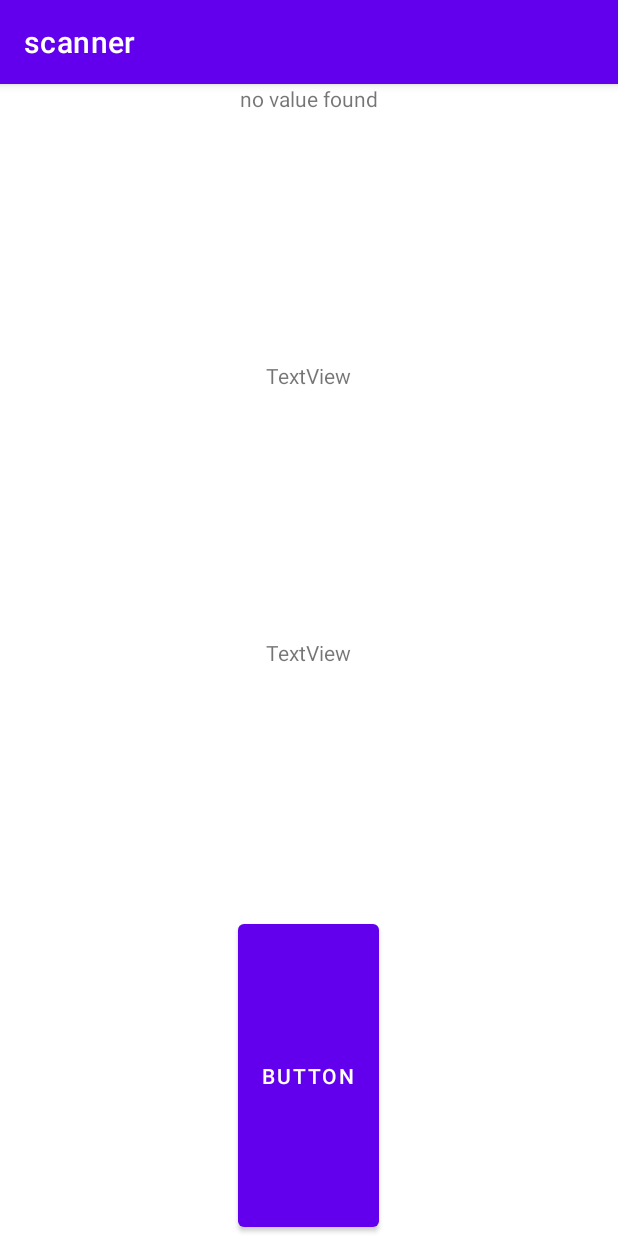
After one commit to IbrahimKhaliliye/pinkbirdmvp, an Android app: the ProductContentActivity screen opened directly, with no data from a screen before it, on a phone screen of 412 x 824 dp. The commit adds this screen. Run offline under Robolectric (Android 15) with nearby library versions, the phone set to English and light mode, and no system bars; our stand-ins replace Firebase (no records; nobody signed in at launch, a user with empty details on screens opened directly).

Commit message:
display product details on an activity

```diff
--- a/app/src/main/AndroidManifest.xml
+++ b/app/src/main/AndroidManifest.xml
@@ -15,6 +15,9 @@
         android:supportsRtl="true"
         android:theme="@style/Theme.Scanner">
         <activity
+            android:name=".ProductContentActivity"
+            android:exported="false" />
+        <activity
             android:name=".SignupActivity"
             android:exported="false" />
         <activity
@@ -23,8 +26,6 @@
         <activity
             android:name=".ProductListActivity"
             android:exported="false" />
-
-
         <activity
             android:name=".MainActivity"
             android:exported="true">
--- /dev/null
+++ b/app/src/main/java/com/example/scanner/ProductContentActivity.java
@@ -0,0 +1,65 @@
+package com.example.scanner;
+
+import androidx.appcompat.app.AppCompatActivity;
+
+import android.content.Intent;
+import android.os.Bundle;
+import android.widget.ArrayAdapter;
+import android.widget.ListView;
+import android.widget.TextView;
+
+import com.google.firebase.auth.FirebaseAuth;
+import com.google.firebase.database.DatabaseReference;
+import com.google.firebase.database.FirebaseDatabase;
+
+import java.util.ArrayList;
+import java.util.HashMap;
+
+public class ProductContentActivity extends AppCompatActivity {
+    FirebaseAuth mAuth;
+    ListView productListview;
+    ArrayList<Product> ProductList;
+    ArrayAdapter<Product> arrayAdapter;
+    DatabaseReference DBR;
+    FirebaseDatabase DB;
+    String Productname;
+    Long Productcode,Productprice;
+    String idnumber;
+    TextView productname,productcode,productprice;
+
+
+    @Override
+    protected void onCreate(Bundle savedInstanceState) {
+        super.onCreate(savedInstanceState);
+        setContentView(R.layout.activity_product_content);
+
+        DB = FirebaseDatabase.getInstance("https://pinkbird-a0d69-default-rtdb.europe-west1.firebasedatabase.app");
+        DBR = DB.getReference("products");
+        productprice = this.findViewById(R.id.productprice);
+        productcode= this.findViewById(R.id.productcode);
+        productname = this.findViewById(R.id.productname);
+
+        if (this.getIntent().getStringExtra("idnumber") != null) {
+            DBR.child(this.getIntent().getStringExtra("idnumber")).get().addOnCompleteListener(task -> {
+                if (task.isSuccessful()) {
+                    HashMap<String, String> value = (HashMap<String, String>) task.getResult().getValue();
+                    HashMap<String, Long> value2 = (HashMap<String, Long>) task.getResult().getValue();
+
+                    if (value != null ){
+                        Productname = value.get("productname");
+                        productname.setText(Productname);
+                        Productcode = value2.get("barcode");
+                        productcode.setText(Productcode.toString());
+                        Productprice = value2.get("pinktax");
+                        productprice.setText((Productprice.toString()));
+                    } else {
+                    }
+                }
+            });
+        }else {
+            productname.setText("no value found");
+        }
+
+
+    }
+}
--- /dev/null
+++ b/app/src/main/res/layout/activity_product_content.xml
@@ -0,0 +1,41 @@
+<?xml version="1.0" encoding="utf-8"?>
+<LinearLayout xmlns:android="http://schemas.android.com/apk/res/android"
+    xmlns:app="http://schemas.android.com/apk/res-auto"
+    xmlns:tools="http://schemas.android.com/tools"
+    android:layout_width="match_parent"
+    android:layout_height="match_parent"
+    android:orientation="vertical"
+    android:gravity="center"
+    tools:context=".ProductContentActivity">
+
+
+    <TextView
+        android:id="@+id/productname"
+        android:layout_width="wrap_content"
+        android:layout_height="wrap_content"
+        android:layout_weight="1"
+        android:text="TextView" />
+
+
+
+    <TextView
+        android:id="@+id/productcode"
+        android:layout_width="wrap_content"
+        android:layout_height="wrap_content"
+        android:layout_weight="1"
+        android:text="TextView" />
+
+    <TextView
+        android:id="@+id/productprice"
+        android:layout_width="wrap_content"
+        android:layout_height="wrap_content"
+        android:layout_weight="1"
+        android:text="TextView" />
+
+    <Button
+        android:id="@+id/button"
+        android:layout_width="wrap_content"
+        android:layout_height="wrap_content"
+        android:layout_weight="1"
+        android:text="Button" />
+</LinearLayout>
```
Also changed, not shown: app/src/main/java/com/example/scanner/ProductArrayAdapter.java (added, +44 -0 lines), app/src/main/java/com/example/scanner/ScanningActivity.java (+8 -18 lines), app/src/main/res/layout/custom_row.xml (added, +28 -0 lines).
